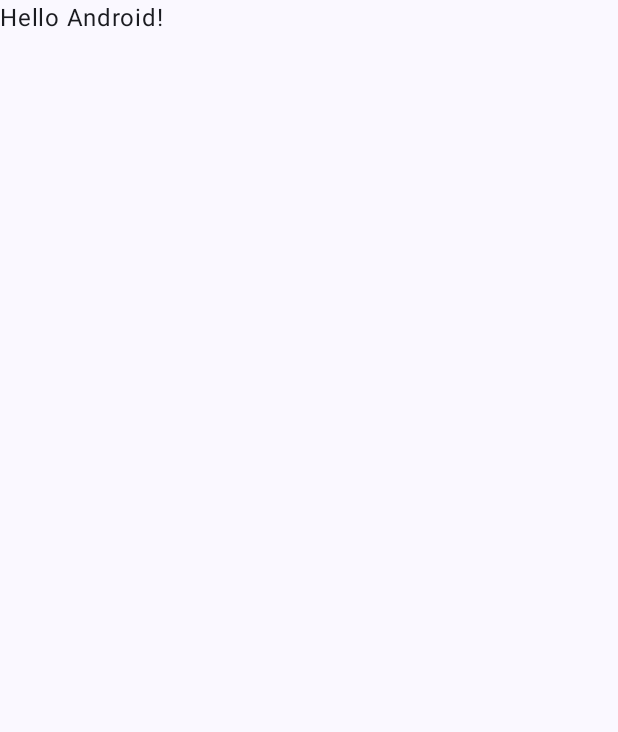
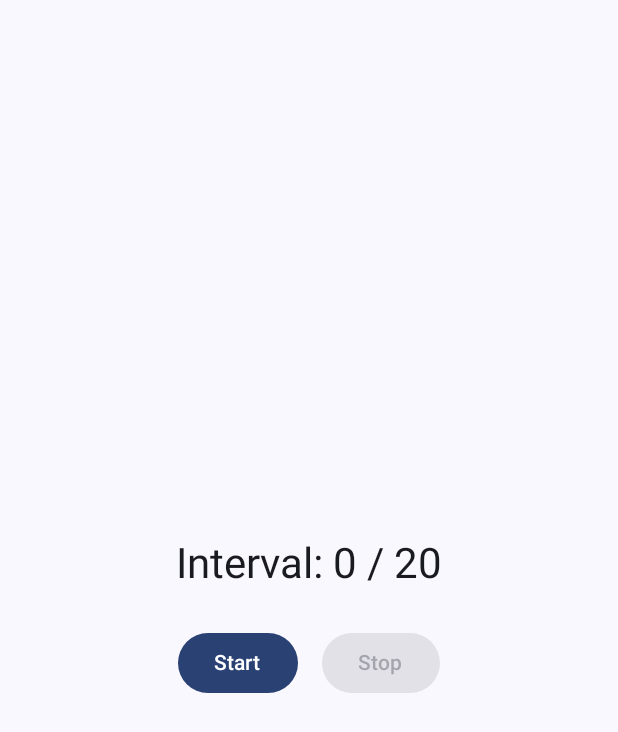
Before and after one commit to cw/android-interval-tap-timer, an Android app built with Jetpack Compose: the screen it shows after launch (MainActivity), on a phone screen of 412 x 824 dp. Before the commit the part shown is almost empty. Shown: the top 732 px of the screen. Run offline under Robolectric (Android 15) with nearby library versions, the phone set to English and light mode, and no system bars.

Commit message:
wip functional interval buttons
currently crashing on timeout

```diff
--- a/app/src/main/java/biz/codefuture/intervaltaptimer/MainActivity.kt
+++ b/app/src/main/java/biz/codefuture/intervaltaptimer/MainActivity.kt
@@ -1,47 +1,108 @@
 package biz.codefuture.intervaltaptimer
 
-import android.os.Bundle
+import android.Manifest
+import android.os.*
 import androidx.activity.ComponentActivity
 import androidx.activity.compose.setContent
 import androidx.activity.enableEdgeToEdge
-import androidx.compose.foundation.layout.fillMaxSize
-import androidx.compose.foundation.layout.padding
-import androidx.compose.material3.Scaffold
-import androidx.compose.material3.Text
-import androidx.compose.runtime.Composable
+import androidx.annotation.RequiresPermission
+import androidx.compose.foundation.layout.*
+import androidx.compose.material3.*
+import androidx.compose.runtime.*
+import androidx.compose.ui.Alignment
 import androidx.compose.ui.Modifier
-import androidx.compose.ui.tooling.preview.Preview
+import androidx.compose.ui.unit.dp
 import biz.codefuture.intervaltaptimer.ui.theme.IntervalTapTimerTheme
+import kotlinx.coroutines.*
 
 class MainActivity : ComponentActivity() {
+    private val vibrationService by lazy { getSystemService(VIBRATOR_SERVICE) as Vibrator }
+
     override fun onCreate(savedInstanceState: Bundle?) {
         super.onCreate(savedInstanceState)
         enableEdgeToEdge()
         setContent {
             IntervalTapTimerTheme {
                 Scaffold(modifier = Modifier.fillMaxSize()) { innerPadding ->
-                    Greeting(
-                        name = "Android",
-                        modifier = Modifier.padding(innerPadding)
+                    IntervalTimerScreen(
+                        modifier = Modifier.padding(innerPadding),
+                        onVibrate = { vibrate() }
                     )
                 }
             }
         }
     }
+
+    @RequiresPermission(Manifest.permission.VIBRATE)
+    private fun vibrate() {
+        if (Build.VERSION.SDK_INT >= Build.VERSION_CODES.O) {
+            vibrationService.vibrate(
+                VibrationEffect.createOneShot(200, VibrationEffect.DEFAULT_AMPLITUDE)
+            )
+        } else {
+            @Suppress("DEPRECATION")
+            vibrationService.vibrate(200)
+        }
+    }
 }
 
 @Composable
-fun Greeting(name: String, modifier: Modifier = Modifier) {
-    Text(
-        text = "Hello $name!",
+fun IntervalTimerScreen(
+    modifier: Modifier = Modifier,
+    onVibrate: () -> Unit
+) {
+    var intervalCount by remember { mutableIntStateOf(0) }
+    var isRunning by remember { mutableStateOf(false) }
+    var job by remember { mutableStateOf<Job?>(null) }
+
+    val maxIntervals = 20
+    val intervalDuration = 30_000L
+
+    Column(
         modifier = modifier
-    )
-}
+            .fillMaxSize()
+            .padding(32.dp),
+        verticalArrangement = Arrangement.Center,
+        horizontalAlignment = Alignment.CenterHorizontally
+    ) {
+        Text(
+            text = "Interval: $intervalCount / $maxIntervals",
+            style = MaterialTheme.typography.headlineMedium
+        )
 
-@Preview(showBackground = true)
-@Composable
-fun GreetingPreview() {
-    IntervalTapTimerTheme {
-        Greeting("Android")
+        Spacer(modifier = Modifier.height(24.dp))
+
+        Row(horizontalArrangement = Arrangement.spacedBy(16.dp)) {
+            Button(
+                onClick = {
+                    if (!isRunning) {
+                        isRunning = true
+                        intervalCount = 0
+                        job = CoroutineScope(Dispatchers.Main).launch {
+                            while (intervalCount < maxIntervals && isRunning) {
+                                delay(intervalDuration)
+                                onVibrate()
+                                intervalCount++
+                            }
+                            isRunning = false
+                        }
+                    }
+                },
+                enabled = !isRunning
+            ) {
+                Text("Start")
+            }
+
+            Button(
+                onClick = {
+                    isRunning = false
+                    job?.cancel()
+                    job = null
+                },
+                enabled = isRunning
+            ) {
+                Text("Stop")
+            }
+        }
     }
 }
```
